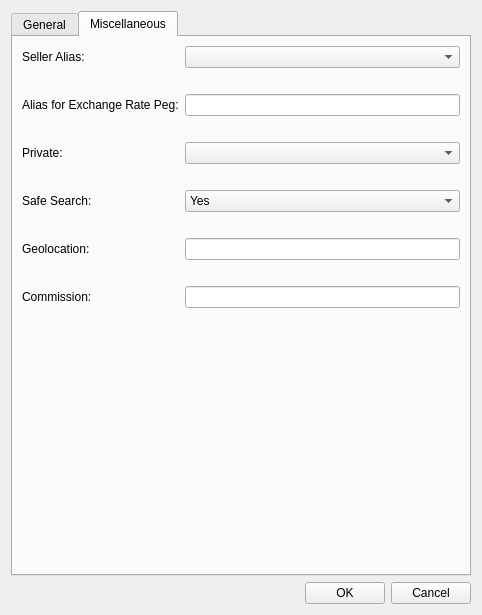
The window that src/qt/forms/editofferdialog.ui (greggdourgarian/syscoin2) describes before a commit, drawn with Qt 5.
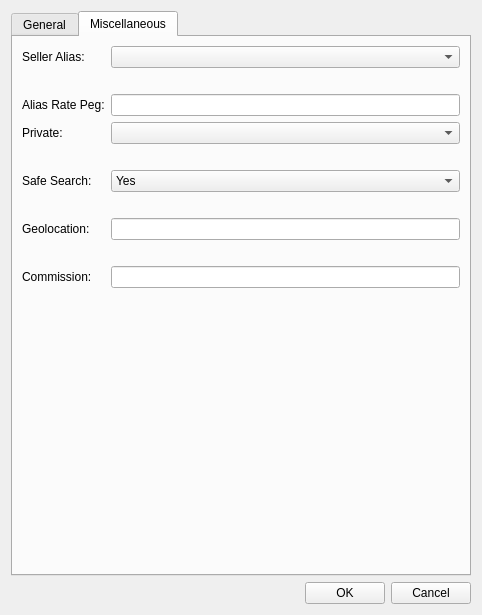
The same window after the commit. The open tabs and pages were chosen to show the change.

Commit message: move aliaspeg to alias out from offer

What changed in the file:
```diff
--- a/src/qt/forms/editofferdialog.ui
+++ b/src/qt/forms/editofferdialog.ui
@@ -201,34 +201,24 @@
        <item row="4" column="0">
         <widget class="QLabel" name="label_10">
          <property name="text">
-          <string>Alias for Exchange Rate Peg:</string>
+          <string>Alias Rate Peg:</string>
          </property>
         </widget>
        </item>
        <item row="4" column="1">
         <widget class="QLineEdit" name="aliasPegEdit"/>
        </item>
-       <item row="5" column="1">
-        <widget class="QLabel" name="aliasPegDisclaimer">
-         <property name="text">
-          <string/>
-         </property>
-         <property name="wordWrap">
-          <bool>true</bool>
-         </property>
-        </widget>
-       </item>
-       <item row="6" column="0">
+       <item row="5" column="0">
         <widget class="QLabel" name="label_12">
          <property name="text">
           <string>Private:</string>
          </property>
         </widget>
        </item>
-       <item row="6" column="1">
+       <item row="5" column="1">
         <widget class="QComboBox" name="privateEdit"/>
        </item>
-       <item row="7" column="1">
+       <item row="6" column="1">
         <widget class="QLabel" name="privateDisclaimer">
          <property name="text">
           <string/>
@@ -238,14 +228,14 @@
          </property>
         </widget>
        </item>
-       <item row="8" column="0">
+       <item row="7" column="0">
         <widget class="QLabel" name="label">
          <property name="text">
           <string>Safe Search:</string>
          </property>
         </widget>
        </item>
-       <item row="8" column="1">
+       <item row="7" column="1">
         <widget class="QComboBox" name="safeSearchEdit">
          <item>
           <property name="text">
@@ -259,7 +249,7 @@
          </item>
         </widget>
        </item>
-       <item row="9" column="1">
+       <item row="8" column="1">
         <widget class="QLabel" name="safeSearchDisclaimer">
          <property name="text">
           <string/>
@@ -269,17 +259,17 @@
          </property>
         </widget>
        </item>
-       <item row="10" column="0">
+       <item row="9" column="0">
         <widget class="QLabel" name="label_2">
          <property name="text">
           <string>Geolocation:</string>
          </property>
         </widget>
        </item>
-       <item row="10" column="1">
+       <item row="9" column="1">
         <widget class="QLineEdit" name="geoLocationEdit"/>
        </item>
-       <item row="11" column="1">
+       <item row="10" column="1">
         <widget class="QLabel" name="geolocationDisclaimer">
          <property name="text">
           <string/>
@@ -289,17 +279,17 @@
          </property>
         </widget>
        </item>
-       <item row="12" column="0">
+       <item row="11" column="0">
         <widget class="QLabel" name="commissionLabel">
          <property name="text">
           <string>Commission:</string>
          </property>
         </widget>
        </item>
-       <item row="12" column="1">
+       <item row="11" column="1">
         <widget class="QLineEdit" name="commissionEdit"/>
        </item>
-       <item row="13" column="1">
+       <item row="12" column="1">
         <widget class="QLabel" name="commissionDisclaimer">
          <property name="text">
           <string/>
@@ -309,7 +299,7 @@
          </property>
         </widget>
        </item>
-       <item row="14" column="1">
+       <item row="13" column="1">
         <spacer name="verticalSpacer_2">
          <property name="orientation">
           <enum>Qt::Vertical</enum>
```
The commit also changes 16 other files.
